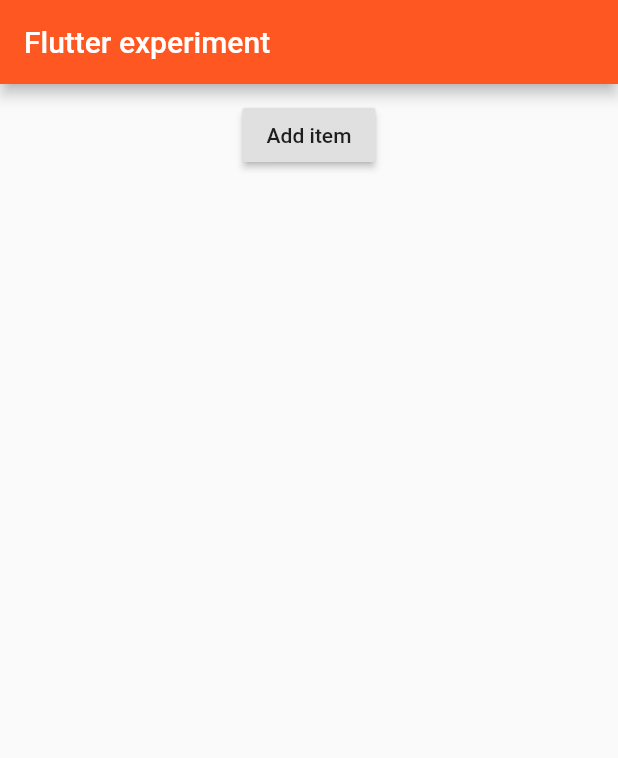
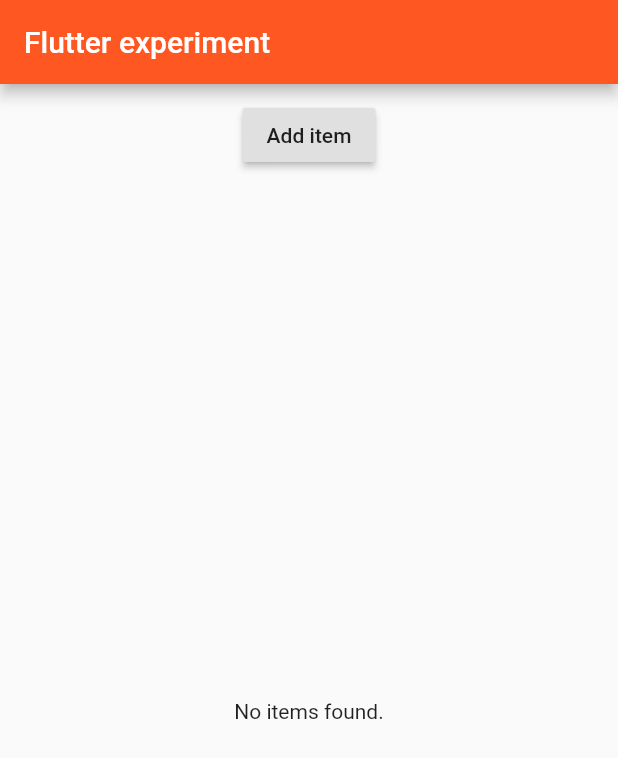
Before and after one commit to ArthurChrm/flutter_experiment, a Flutter app: the screen it shows after launch, on a phone screen of 412 x 824 dp. Shown: the top 758 px of the screen. Run offline on Flutter 3.47's test engine with Material 2 defaults, Android fonts, the phone set to English and light mode, and no system bars.

Commit message:
If no item is specified the app now show a message to the user

```diff
--- a/lib/items.dart
+++ b/lib/items.dart
@@ -20,9 +20,13 @@ class Items extends StatelessWidget {
 
   @override
   Widget build(BuildContext context) {
-    return ListView.builder(
-      itemBuilder: _buildItem,
-      itemCount: items.length,
-    );
+    return items.length > 0
+        ? ListView.builder(
+            itemBuilder: _buildItem,
+            itemCount: items.length,
+          )
+        : Center(
+            child: Text('No items found.'),
+          );
   }
 }
```
